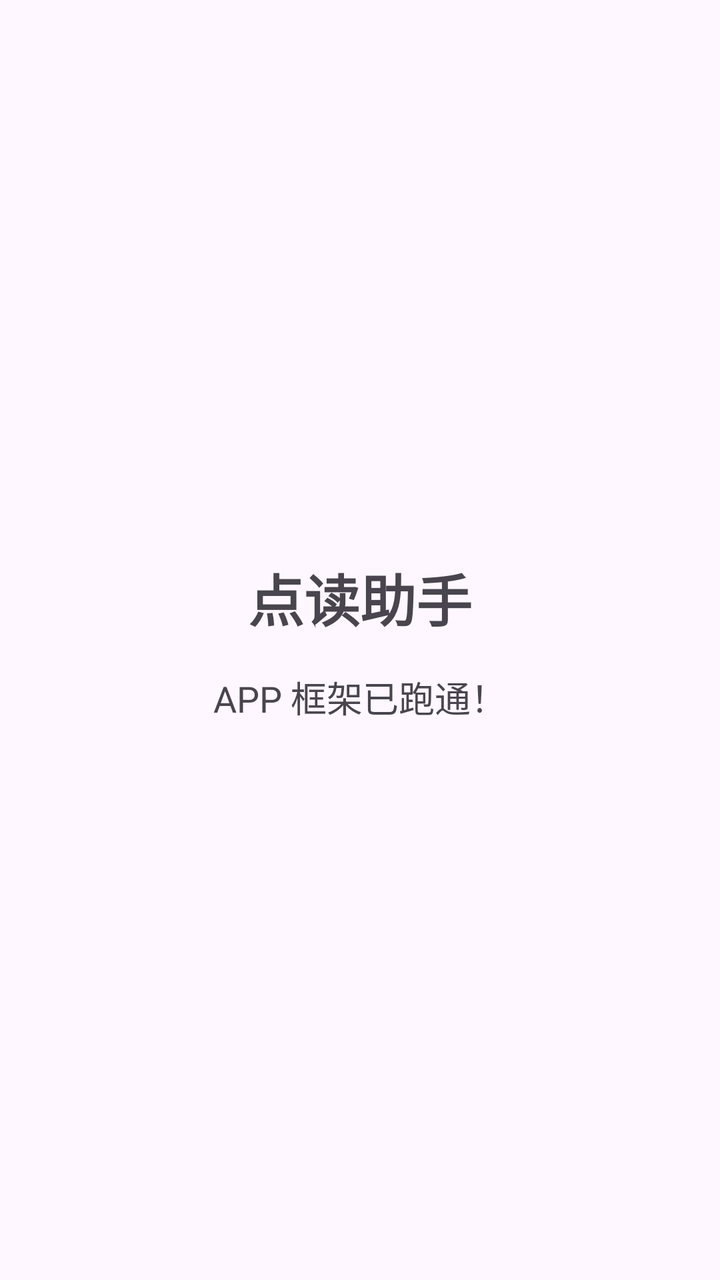
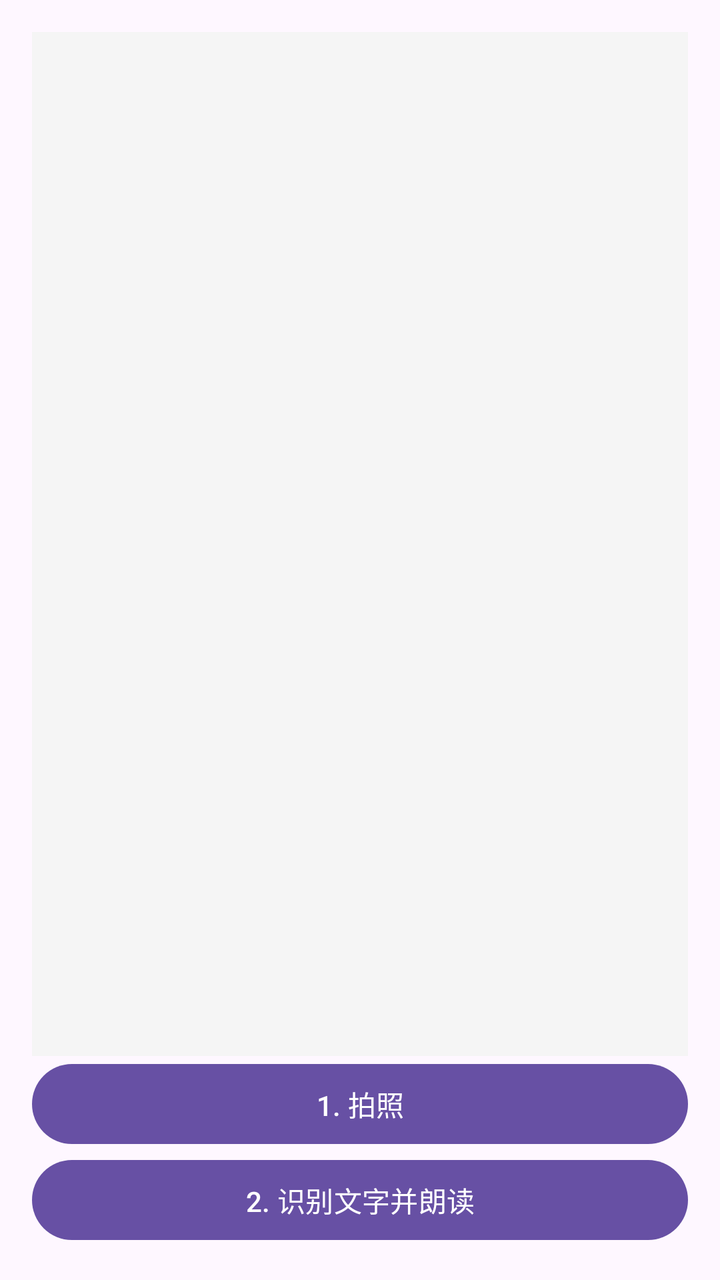

Compare the two renders of this Android layout. The source of the first and the diff that turns it into the second are given below.
<!-- AndroidManifest.xml: application theme Theme.Material3.DayNight.NoActionBar -->
<!-- res/layout/activity_main.xml -->
<?xml version="1.0" encoding="utf-8"?>
<LinearLayout xmlns:android="http://schemas.android.com/apk/res/android"
    android:layout_width="match_parent"
    android:layout_height="match_parent"
    android:orientation="vertical"
    android:padding="24dp"
    android:gravity="center">

    <TextView
        android:layout_width="wrap_content"
        android:layout_height="wrap_content"
        android:text="点读助手"
        android:textSize="28sp"
        android:textStyle="bold"
        android:layout_marginBottom="16dp" />

    <TextView
        android:layout_width="wrap_content"
        android:layout_height="wrap_content"
        android:text="APP 框架已跑通！"
        android:textSize="18sp" />
</LinearLayout>
<!-- resources referenced by this layout -->
<resources>

</resources>

<!-- the commit's change to res/layout/activity_main.xml (unified diff, before → after) -->
@@ -3,20 +3,32 @@
     android:layout_width="match_parent"
     android:layout_height="match_parent"
     android:orientation="vertical"
-    android:padding="24dp"
-    android:gravity="center">
+    android:padding="16dp">
 
-    <TextView
+    <ImageView
+        android:id="@+id/ivPreview"
+        android:layout_width="match_parent"
+        android:layout_height="0dp"
+        android:layout_weight="1"
+        android:scaleType="fitCenter"
+        android:background="#F5F5F5" />
+
+    <ProgressBar
+        android:id="@+id/progressBar"
         android:layout_width="wrap_content"
         android:layout_height="wrap_content"
-        android:text="点读助手"
-        android:textSize="28sp"
-        android:textStyle="bold"
-        android:layout_marginBottom="16dp" />
+        android:layout_gravity="center"
+        android:visibility="gone" />
 
-    <TextView
-        android:layout_width="wrap_content"
+    <Button
+        android:id="@+id/btnTakePhoto"
+        android:layout_width="match_parent"
         android:layout_height="wrap_content"
-        android:text="APP 框架已跑通！"
-        android:textSize="18sp" />
+        android:text="1. 拍照" />
+
+    <Button
+        android:id="@+id/btnRecognize"
+        android:layout_width="match_parent"
+        android:layout_height="wrap_content"
+        android:text="2. 识别文字并朗读" />
 </LinearLayout>
